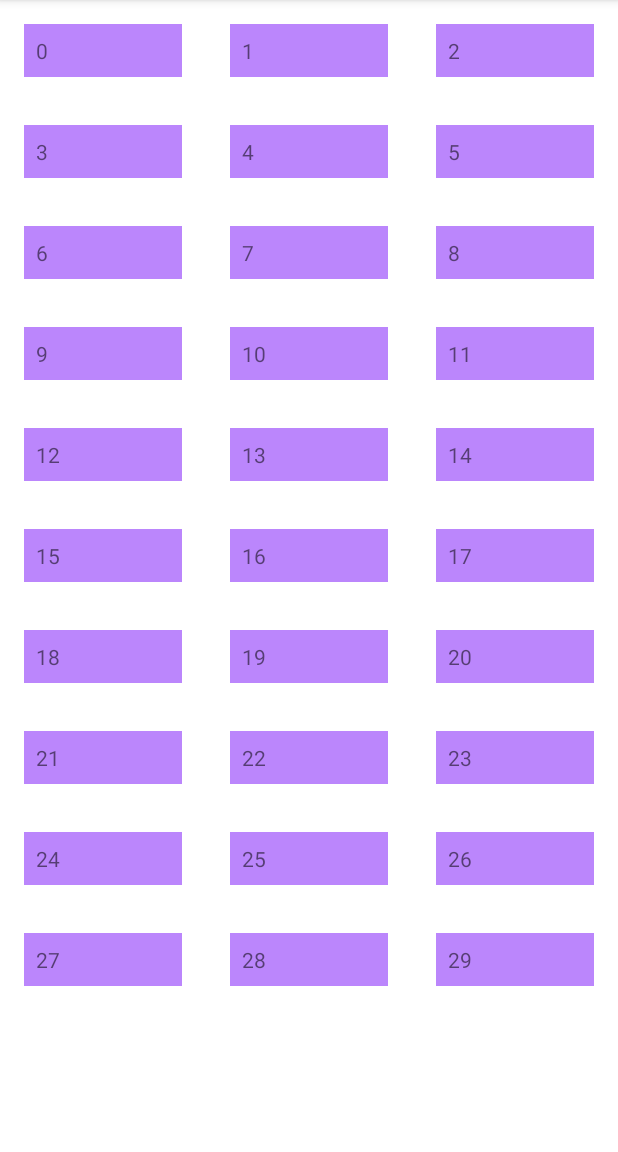
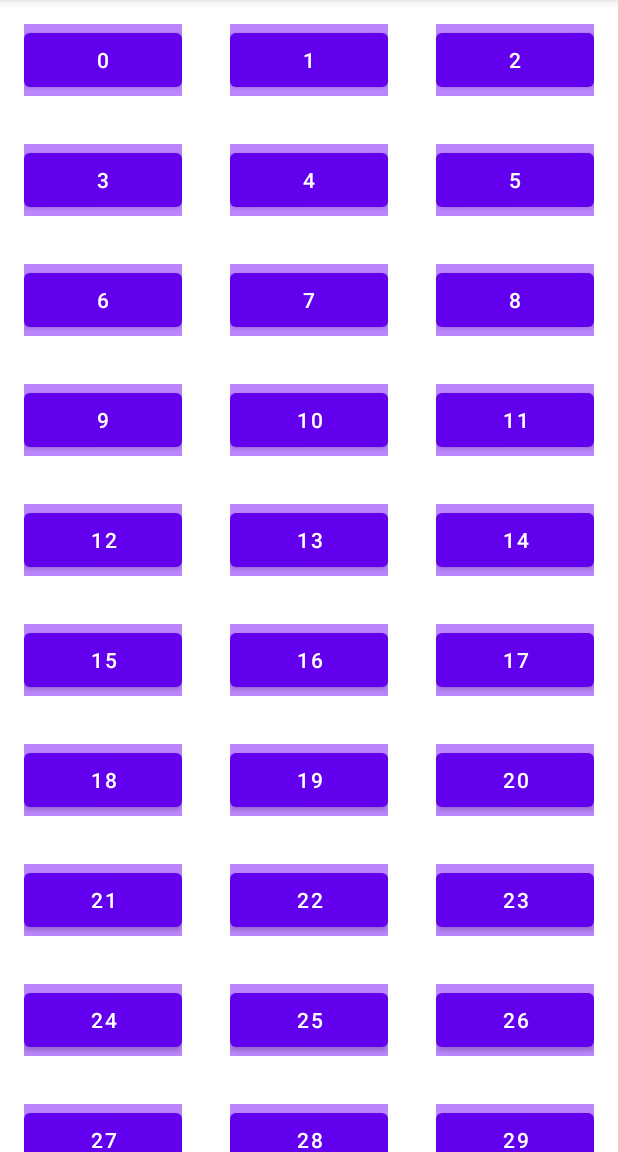
Before and after one commit to H-R3da/gridlayout_adapter, an Android app: the screen it shows after launch (MainActivity), on a phone screen of 412 x 824 dp, the part 84-1236 px from its top. Run offline under Robolectric (Android 15) with nearby library versions, the light colour scheme and no system bars.

Commit message:
replaced textviews with button in the gridlayout items

```diff
--- a/app/src/main/java/com/example/mediaplayer1/Adaptor.kt
+++ b/app/src/main/java/com/example/mediaplayer1/Adaptor.kt
@@ -3,12 +3,13 @@ package com.example.mediaplayer1
 import android.view.LayoutInflater
 import android.view.View
 import android.view.ViewGroup
+import android.widget.Button
 import android.widget.TextView
 import androidx.recyclerview.widget.RecyclerView
 
 class Adaptor(private val item : ArrayList<String>) : RecyclerView.Adapter <Adaptor.ViewHolder>(){
     class ViewHolder(itemView: View): RecyclerView.ViewHolder(itemView) {
-        val textView  : TextView = itemView.findViewById(R.id.text)
+        val button  : Button = itemView.findViewById(R.id.button)
 
     }
 
@@ -17,7 +18,7 @@ class Adaptor(private val item : ArrayList<String>) : RecyclerView.Adapter <Adap
     }
 
     override fun onBindViewHolder(holder: ViewHolder, position: Int) {
-        holder.textView.text = item[position]
+        holder.button.text = item[position]
     }
 
     override fun getItemCount(): Int {
--- a/app/src/main/java/com/example/mediaplayer1/MainActivity.kt
+++ b/app/src/main/java/com/example/mediaplayer1/MainActivity.kt
@@ -10,6 +10,7 @@ import androidx.recyclerview.widget.RecyclerView
 
     private lateinit var mediaPlayer: MediaPlayer
     val arrayList = ArrayList<String>()
+
 
 
     override fun onCreate(savedInstanceState: Bundle?) {
--- a/app/src/main/res/layout/item_rv.xml
+++ b/app/src/main/res/layout/item_rv.xml
@@ -6,8 +6,8 @@
     xmlns:app="http://schemas.android.com/apk/res-auto"
     android:background="@color/purple_200">
 
-    <TextView
-        android:id="@+id/text"
+    <Button
+        android:id="@+id/button"
         android:layout_width="match_parent"
         android:layout_height="wrap_content"
         app:layout_constraintTop_toTopOf="parent"
```
